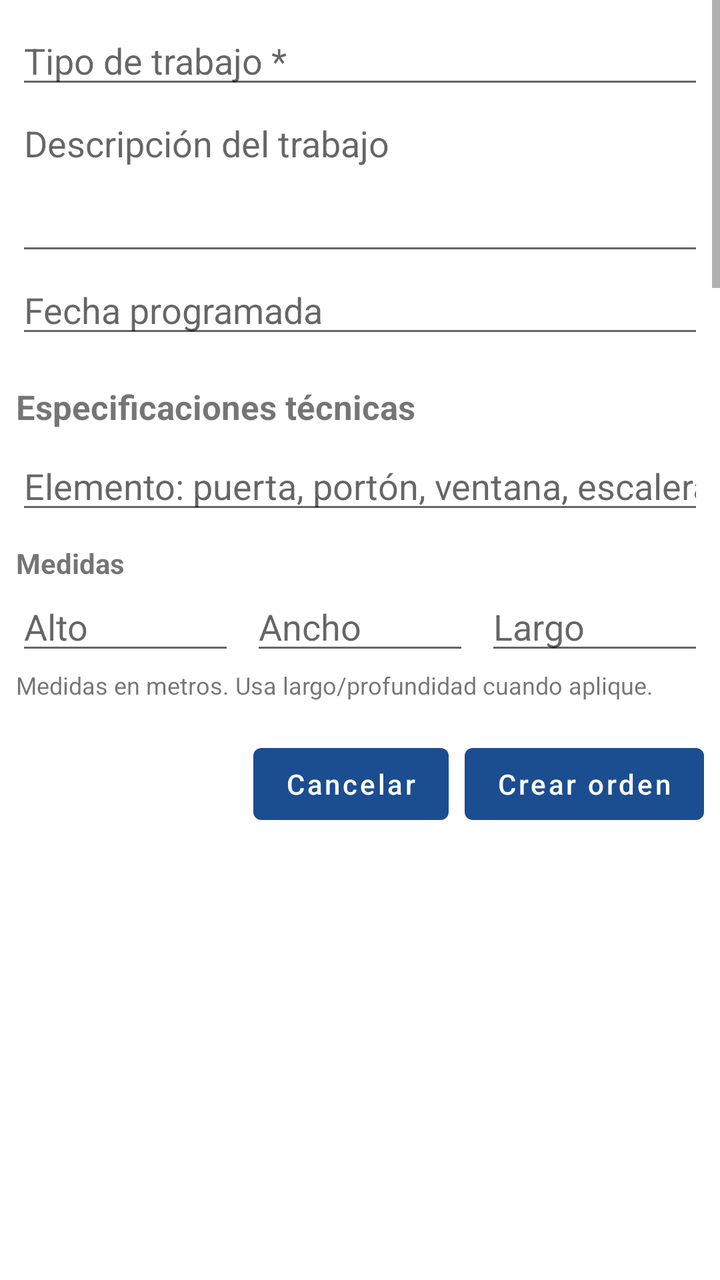
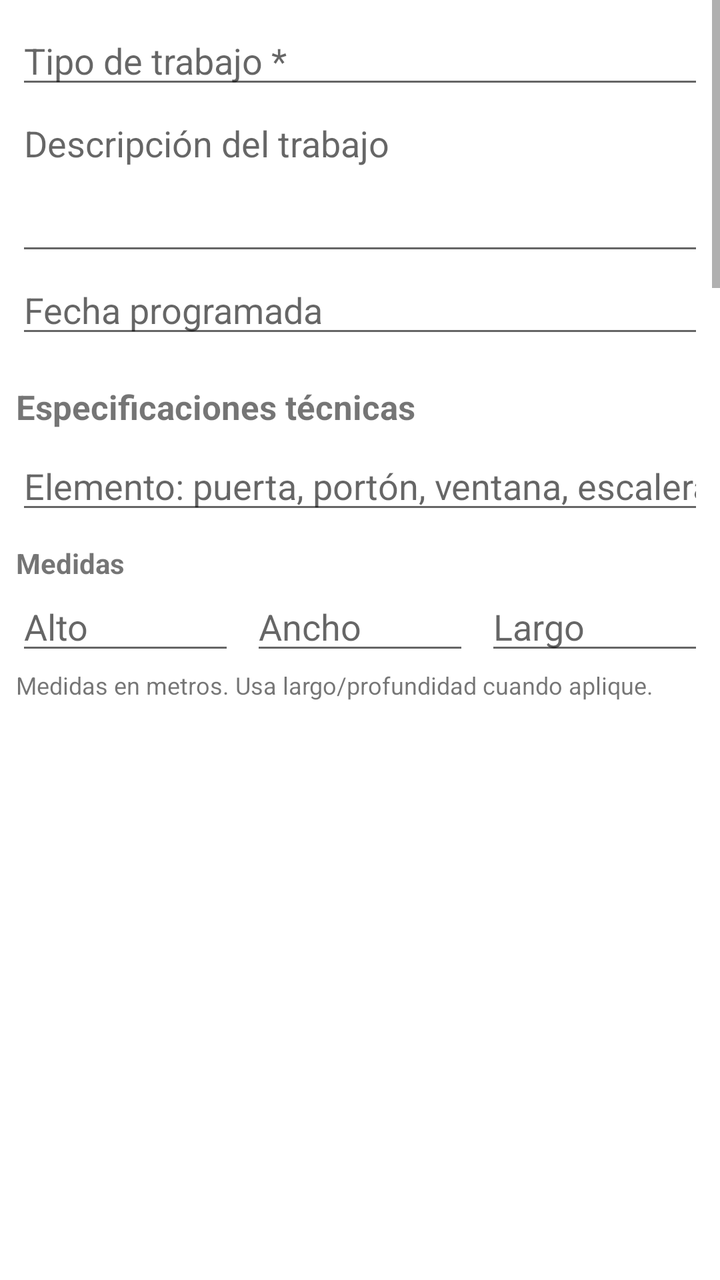

Screens rendered from an Android XML layout before and after an edit, with the pre-edit source and the edit as a unified diff.
<!-- AndroidManifest.xml: application theme Theme.MSNexus -->
<!-- res/layout/dialog_orden.xml -->
<?xml version="1.0" encoding="utf-8"?>
<LinearLayout xmlns:android="http://schemas.android.com/apk/res/android"
    android:layout_width="match_parent"
    android:layout_height="wrap_content"
    android:orientation="vertical">

    <ScrollView
        android:layout_width="match_parent"
        android:layout_height="360dp"
        android:fillViewport="true">

        <LinearLayout
            android:layout_width="match_parent"
            android:layout_height="wrap_content"
            android:orientation="vertical"
            android:padding="8dp">

            <EditText
                android:id="@+id/etTipoTrabajo"
                android:layout_width="match_parent"
                android:layout_height="wrap_content"
                android:hint="Tipo de trabajo *"
                android:inputType="textCapSentences" />

            <EditText
                android:id="@+id/etDescripcionTrabajo"
                android:layout_width="match_parent"
                android:layout_height="wrap_content"
                android:hint="Descripción del trabajo"
                android:inputType="textCapSentences|textMultiLine"
                android:minLines="3"
                android:gravity="top" />

            <EditText
                android:id="@+id/etFechaProgramada"
                android:layout_width="match_parent"
                android:layout_height="wrap_content"
                android:hint="Fecha programada"
                android:inputType="text" />

            <TextView
                android:layout_width="match_parent"
                android:layout_height="wrap_content"
                android:layout_marginTop="18dp"
                android:layout_marginBottom="6dp"
                android:text="Especificaciones técnicas"
                android:textSize="17sp"
                android:textStyle="bold" />

            <EditText
                android:id="@+id/etTipoElemento"
                android:layout_width="match_parent"
                android:layout_height="wrap_content"
                android:hint="Elemento: puerta, portón, ventana, escalera..."
                android:inputType="textCapSentences" />

            <TextView
                android:layout_width="match_parent"
                android:layout_height="wrap_content"
                android:text="Medidas"
                android:textStyle="bold"
                android:layout_marginTop="10dp" />

            <LinearLayout
                android:layout_width="match_parent"
                android:layout_height="wrap_content"
                android:orientation="horizontal">

                <EditText
                    android:id="@+id/etAlto"
                    android:layout_width="0dp"
                    android:layout_height="wrap_content"
                    android:layout_weight="1"
                    android:layout_marginEnd="4dp"
                    android:hint="Alto"
                    android:inputType="numberDecimal" />

                <EditText
                    android:id="@+id/etAncho"
                    android:layout_width="0dp"
                    android:layout_height="wrap_content"
                    android:layout_weight="1"
                    android:layout_marginStart="4dp"
                    android:layout_marginEnd="4dp"
                    android:hint="Ancho"
                    android:inputType="numberDecimal" />

                <EditText
                    android:id="@+id/etLargo"
                    android:layout_width="0dp"
                    android:layout_height="wrap_content"
                    android:layout_weight="1"
                    android:layout_marginStart="4dp"
                    android:hint="Largo"
                    android:inputType="numberDecimal" />

            </LinearLayout>

            <TextView
                android:layout_width="match_parent"
                android:layout_height="wrap_content"
                android:text="Medidas en metros. Usa largo/profundidad cuando aplique."
                android:textSize="12sp"
                android:layout_marginTop="2dp" />

            <EditText
                android:id="@+id/etCantidad"
                android:layout_width="match_parent"
                android:layout_height="wrap_content"
                android:hint="Cantidad"
                android:inputType="number" />

            <EditText
                android:id="@+id/etMaterial"
                android:layout_width="match_parent"
                android:layout_height="wrap_content"
                android:hint="Material: aluminio, PTR, C-100, lámina, acrílico..."
                android:inputType="textCapSentences" />

            <EditText
                android:id="@+id/etPerfilCalibre"
                android:layout_width="match_parent"
                android:layout_height="wrap_content"
                android:hint="Perfil / calibre: PTR 1x1, C-100, calibre 18..."
                android:inputType="textCapSentences" />

            <EditText
                android:id="@+id/etAcabado"
                android:layout_width="match_parent"
                android:layout_height="wrap_content"
                android:hint="Acabado: pintura, galvanizado, anodizado..."
                android:inputType="textCapSentences" />

            <EditText
                android:id="@+id/etColor"
                android:layout_width="match_parent"
                android:layout_height="wrap_content"
                android:hint="Color"
                android:inputType="textCapWords" />

            <EditText
                android:id="@+id/etObservacionesTecnicas"
                android:layout_width="match_parent"
                android:layout_height="wrap_content"
                android:hint="Observaciones técnicas"
                android:inputType="textCapSentences|textMultiLine"
                android:minLines="3"
                android:gravity="top" />

            <TextView
                android:layout_width="match_parent"
                android:layout_height="wrap_content"
                android:layout_marginTop="18dp"
                android:layout_marginBottom="6dp"
                android:text="Diseño aprobado por el cliente"
                android:textSize="17sp"
                android:textStyle="bold" />

            <Button
                android:id="@+id/btnSeleccionarDiseno"
                android:layout_width="match_parent"
                android:layout_height="wrap_content"
                android:text="Agregar diseño"
                android:textAllCaps="false" />

            <TextView
                android:id="@+id/tvDisenoSeleccionado"
                android:layout_width="match_parent"
                android:layout_height="wrap_content"
                android:paddingTop="8dp"
                android:paddingBottom="8dp"
                android:text="Sin diseño adjunto"
                android:textSize="13sp" />

            <EditText
                android:id="@+id/etSubtotal"
                android:layout_width="match_parent"
                android:layout_height="wrap_content"
                android:hint="Subtotal"
                android:inputType="numberDecimal" />

            <EditText
                android:id="@+id/etDescuento"
                android:layout_width="match_parent"
                android:layout_height="wrap_content"
                android:hint="Descuento"
                android:inputType="numberDecimal" />

            <EditText
                android:id="@+id/etIva"
                android:layout_width="match_parent"
                android:layout_height="wrap_content"
                android:hint="IVA %"
                android:inputType="numberDecimal" />

        </LinearLayout>
    </ScrollView>

    <LinearLayout
        android:layout_width="match_parent"
        android:layout_height="wrap_content"
        android:gravity="end|center_vertical"
        android:orientation="horizontal"
        android:padding="8dp">

        <Button
            android:id="@+id/btnCancelar"
            android:layout_width="wrap_content"
            android:layout_height="wrap_content"
            android:text="Cancelar"
            android:textAllCaps="false" />

        <Button
            android:id="@+id/btnCrearOrden"
            android:layout_width="wrap_content"
            android:layout_height="wrap_content"
            android:layout_marginStart="8dp"
            android:text="Crear orden"
            android:textAllCaps="false" />

    </LinearLayout>

</LinearLayout>
<!-- resources referenced by this layout -->
<resources>
  <style name="Theme.MSNexus" parent="Theme.MaterialComponents.DayNight.NoActionBar">
          <item name="android:statusBarColor">@android:color/white</item>
          <item name="android:windowLightStatusBar">true</item>
          <item name="colorPrimary">#1B4D91</item>
          <item name="colorPrimaryVariant">#123A6D</item>
          <item name="colorAccent">#1B4D91</item>
      </style>
</resources>

<!-- the commit's change to res/layout/dialog_orden.xml (unified diff, before → after) -->
@@ -196,28 +196,5 @@
         </LinearLayout>
     </ScrollView>
 
-    <LinearLayout
-        android:layout_width="match_parent"
-        android:layout_height="wrap_content"
-        android:gravity="end|center_vertical"
-        android:orientation="horizontal"
-        android:padding="8dp">
-
-        <Button
-            android:id="@+id/btnCancelar"
-            android:layout_width="wrap_content"
-            android:layout_height="wrap_content"
-            android:text="Cancelar"
-            android:textAllCaps="false" />
-
-        <Button
-            android:id="@+id/btnCrearOrden"
-            android:layout_width="wrap_content"
-            android:layout_height="wrap_content"
-            android:layout_marginStart="8dp"
-            android:text="Crear orden"
-            android:textAllCaps="false" />
-
-    </LinearLayout>
 
 </LinearLayout>
